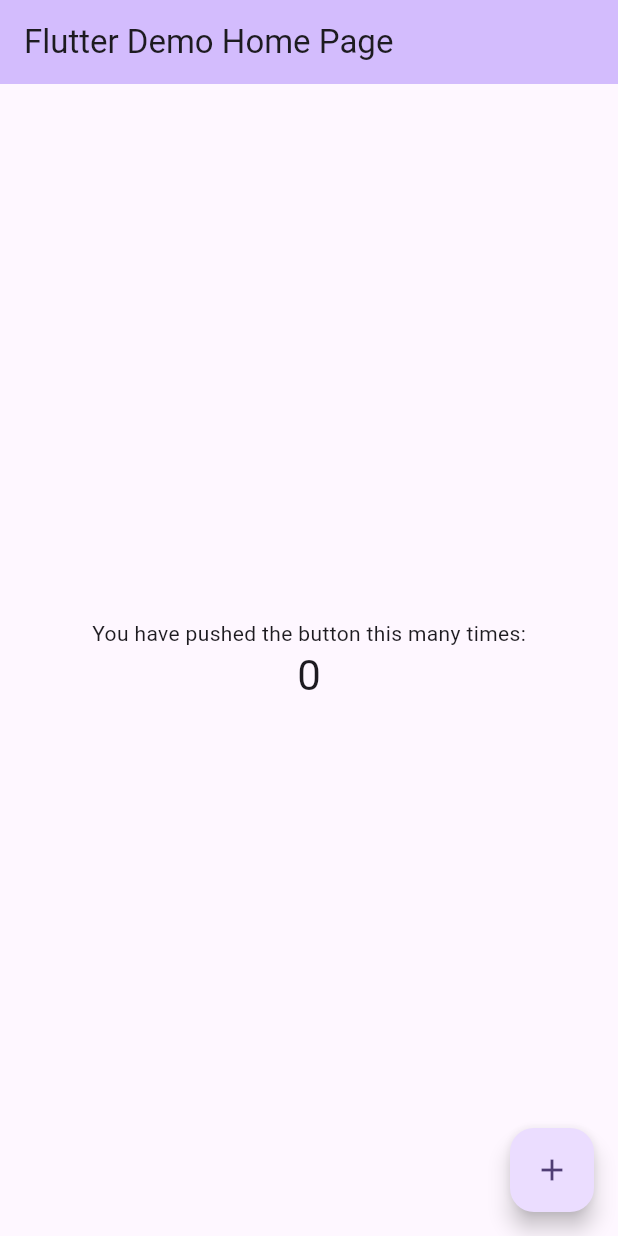
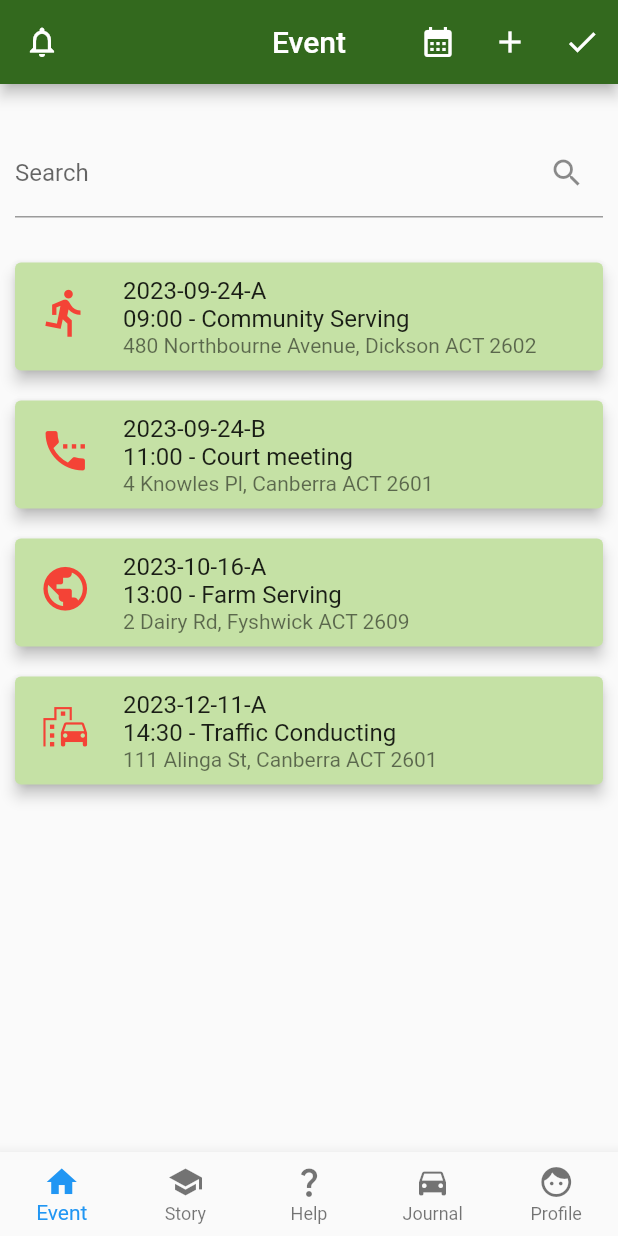
Before and after one commit to ZedChen0034/Con-nected, a Flutter app: the screen it shows after launch, on a phone screen of 412 x 824 dp. Run offline on Flutter 3.47's test engine with Material 2 defaults, Android fonts, the phone set to English and light mode, and no system bars; our stand-ins replace table_calendar.

Commit message:
2023.09.25-1 David

```diff
--- a/lib/main.dart
+++ b/lib/main.dart
@@ -1,3 +1,12 @@
+// https://www.kindacode.com/article/how-to-create-a-filter-search-listview-in-flutter/#google_vignette
+// https://api.flutter.dev/flutter/material/Icons-class.html
+// https://stackoverflow.com/questions/53254963/flutter-show-different-icons-based-on-value
+// https://www.fluttericon.com/
+// https://api.flutter.dev/flutter/material/BottomNavigationBar-class.html
+// https://stackoverflow.com/questions/57941227/how-to-add-icon-to-appbar-in-flutter
+// https://stackoverflow.com/questions/56890400/set-color-on-active-item-in-a-bottomnavigationbartype-fixed
+// https://api.flutter.dev/flutter/material/Colors-class.html
+
 import 'package:flutter/material.dart';
 import 'package:con_nected/calendar.dart';
 
@@ -6,122 +15,242 @@ void main() {
 }
 
 class MyApp extends StatelessWidget {
-  const MyApp({super.key});
+  const MyApp({Key? key}) : super(key: key);
 
-  // This widget is the root of your application.
   @override
   Widget build(BuildContext context) {
-    return MaterialApp(
-      title: 'Flutter Demo',
-      theme: ThemeData(
-        // This is the theme of your application.
-        //
-        // TRY THIS: Try running your application with "flutter run". You'll see
-        // the application has a blue toolbar. Then, without quitting the app,
-        // try changing the seedColor in the colorScheme below to Colors.green
-        // and then invoke "hot reload" (save your changes or press the "hot
-        // reload" button in a Flutter-supported IDE, or press "r" if you used
-        // the command line to start the app).
-        //
-        // Notice that the counter didn't reset back to zero; the application
-        // state is not lost during the reload. To reset the state, use hot
-        // restart instead.
-        //
-        // This works for code too, not just values: Most code changes can be
-        // tested with just a hot reload.
-        colorScheme: ColorScheme.fromSeed(seedColor: Colors.deepPurple),
-        useMaterial3: true,
+    return const MaterialApp(
+      // Remove the debug banner
+      debugShowCheckedModeBanner: false,
+      title: 'Event-0',
+      home: HomePage(),
+    );
+
+  }
+}
+
+/// Flutter code sample for [NavigationBar].
+
+class NavigationBarApp extends StatelessWidget {
+  const NavigationBarApp({super.key});
+
+  @override
+  Widget build(BuildContext context) {
+    return const MaterialApp(home: NavigationExample());
+  }
+}
+
+class NavigationExample extends StatefulWidget {
+  const NavigationExample({super.key});
+
+  @override
+  State<NavigationExample> createState() => _NavigationExampleState();
+}
+
+class _NavigationExampleState extends State<NavigationExample> {
+  int currentPageIndex = 0;
+
+  @override
+  Widget build(BuildContext context) {
+    return Scaffold(
+      bottomNavigationBar: NavigationBar(
+        onDestinationSelected: (int index) {
+          setState(() {
+            currentPageIndex = index;
+          });
+        },
+        indicatorColor: Colors.amber[800],
+        selectedIndex: currentPageIndex,
+        destinations: const <Widget>[
+          NavigationDestination(
+            selectedIcon: Icon(Icons.home),
+            icon: Icon(Icons.home_outlined),
+            label: 'Event',
+          ),
+          NavigationDestination(
+            selectedIcon: Icon(Icons.school),
+            icon: Icon(Icons.school_outlined),
+            label: 'Story',
+          ),
+          NavigationDestination(
+            selectedIcon: Icon(Icons.question_mark),
+            icon: Icon(Icons.question_mark_outlined),
+            label: 'Help',
+          ),
+          NavigationDestination(
+            selectedIcon: Icon(Icons.directions_car),
+            icon: Icon(Icons.directions_car_outlined),
+            label: 'Journal',
+          ),
+          NavigationDestination(
+            selectedIcon: Icon(Icons.face),
+            icon: Icon(Icons.face_outlined),
+            label: 'Profile',
+          ),
+        ],
       ),
-      home: const MyHomePage(title: 'Flutter Demo Home Page'),
-      //home: const Calendar(),
+      body: <Widget>[
+        Container(
+          color: Colors.red,
+          alignment: Alignment.center,
+          child: const Text('Page 1'),
+        ),
+        Container(
+          color: Colors.green,
+          alignment: Alignment.center,
+          child: const Text('Page 2'),
+        ),
+        Container(
+          color: Colors.blue,
+          alignment: Alignment.center,
+          child: const Text('Page 3'),
+        ),
+        Container(
+          color: Colors.yellow,
+          alignment: Alignment.center,
+          child: const Text('Page 4'),
+        ),
+        Container(
+          color: Colors.pink,
+          alignment: Alignment.center,
+          child: const Text('Page 5'),
+        ),
+      ][currentPageIndex],
     );
   }
 }
 
-class MyHomePage extends StatefulWidget {
-  const MyHomePage({super.key, required this.title});
 
-  // This widget is the home page of your application. It is stateful, meaning
-  // that it has a State object (defined below) that contains fields that affect
-  // how it looks.
 
-  // This class is the configuration for the state. It holds the values (in this
-  // case the title) provided by the parent (in this case the App widget) and
-  // used by the build method of the State. Fields in a Widget subclass are
-  // always marked "final".
-
-  final String title;
+class HomePage extends StatefulWidget {
+  const HomePage({Key? key}) : super(key: key);
 
   @override
-  State<MyHomePage> createState() => _MyHomePageState();
+  State<HomePage> createState() => _HomePageState();
 }
 
-class _MyHomePageState extends State<MyHomePage> {
-  int _counter = 0;
+class _HomePageState extends State<HomePage> {
+  final List<Map<String, dynamic>> _allUsers = [
+    {"id": "2023-09-24-A", "picture": Icons.directions_run, "name": "09:00 - Community Serving", "address": "480 Northbourne Avenue, Dickson ACT 2602"},
+    {"id": "2023-09-24-B", "picture": Icons.settings_phone, "name": "11:00 - Court meeting", "address": "4 Knowles Pl, Canberra ACT 2601"},
+    {"id": "2023-10-16-A", "picture": Icons.public, "name": "13:00 - Farm Serving", "address": "2 Dairy Rd, Fyshwick ACT 2609"},
+    {"id": "2023-12-11-A", "picture": Icons.emoji_transportation, "name": "14:30 - Traffic Conducting", "address": "111 Alinga St, Canberra ACT 2601"},
+  ];
 
-  void _incrementCounter() {
-    setState(() {
-      // This call to setState tells the Flutter framework that something has
-      // changed in this State, which causes it to rerun the build method below
-      // so that the display can reflect the updated values. If we changed
-      // _counter without calling setState(), then the build method would not be
-      // called again, and so nothing would appear to happen.
-      _counter++;
-    });
+  List<Map<String, dynamic>> _foundUsers = [];
+  @override
+  initState() {
+    _foundUsers = _allUsers;
+    super.initState();
   }
+
+  void _runFilter(String enteredKeyword) {
+    List<Map<String, dynamic>> results = [];
+    if (enteredKeyword.isEmpty) {results = _allUsers;}
+    else {results = _allUsers.where((user) => user["id"].toLowerCase().contains(enteredKeyword.toLowerCase())).toList()+_allUsers.where((user) => user["name"].toLowerCase().contains(enteredKeyword.toLowerCase())).toList()+_allUsers.where((user) => user["address"].toLowerCase().contains(enteredKeyword.toLowerCase())).toList();}
+
+    setState(() {_foundUsers = results;});
+
+  }
+
 
   @override
   Widget build(BuildContext context) {
-    // This method is rerun every time setState is called, for instance as done
-    // by the _incrementCounter method above.
-    //
-    // The Flutter framework has been optimized to make rerunning build methods
-    // fast, so that you can just rebuild anything that needs updating rather
-    // than having to individually change instances of widgets.
+
     return Scaffold(
       appBar: AppBar(
-        // TRY THIS: Try changing the color here to a specific color (to
-        // Colors.amber, perhaps?) and trigger a hot reload to see the AppBar
-        // change color while the other colors stay the same.
-        backgroundColor: Theme.of(context).colorScheme.inversePrimary,
-        // Here we take the value from the MyHomePage object that was created by
-        // the App.build method, and use it to set our appbar title.
-        title: Text(widget.title),
+        centerTitle: true,
+        title: const Text('Event'),
+        backgroundColor: Colors.lightGreen[900],
+        leading:
+          IconButton(
+            onPressed: () {},
+            icon: Icon(Icons.notifications_outlined),
+          ),
+        actions: [
+          IconButton(
+            onPressed: () {},
+            icon: Icon(Icons.calendar_month),
+          ),
+          IconButton(
+            onPressed: () {},
+            icon: Icon(Icons.add),
+          ),
+          IconButton(
+            onPressed: () {},
+            icon: Icon(Icons.done_outlined),
+          ),
+        ],
       ),
-      body: Center(
-        // Center is a layout widget. It takes a single child and positions it
-        // in the middle of the parent.
+      body: Padding(
+        padding: const EdgeInsets.all(10),
         child: Column(
-          // Column is also a layout widget. It takes a list of children and
-          // arranges them vertically. By default, it sizes itself to fit its
-          // children horizontally, and tries to be as tall as its parent.
-          //
-          // Column has various properties to control how it sizes itself and
-          // how it positions its children. Here we use mainAxisAlignment to
-          // center the children vertically; the main axis here is the vertical
-          // axis because Columns are vertical (the cross axis would be
-          // horizontal).
-          //
-          // TRY THIS: Invoke "debug painting" (choose the "Toggle Debug Paint"
-          // action in the IDE, or press "p" in the console), to see the
-          // wireframe for each widget.
-          mainAxisAlignment: MainAxisAlignment.center,
-          children: <Widget>[
-            const Text(
-              'You have pushed the button this many times:',
+          children: [
+            const SizedBox(
+              height: 20,
             ),
-            Text(
-              '$_counter',
-              style: Theme.of(context).textTheme.headlineMedium,
+            TextField(
+              onChanged: (value) => _runFilter(value),
+              decoration: const InputDecoration(
+                  labelText: 'Search', suffixIcon: Icon(Icons.search)),
+            ),
+            const SizedBox(
+              height: 20,
+            ),
+            Expanded(
+              child: _foundUsers.isNotEmpty
+                  ? ListView.builder(
+                itemCount: _foundUsers.length,
+                itemBuilder: (context, index) => Card(
+                  key: ValueKey(_foundUsers[index]["id"]),
+                  color: Colors.lightGreen[200],
+                  elevation: 4,
+                  margin: const EdgeInsets.symmetric(vertical: 10),
+                  child: ListTile(
+                    leading: Icon(
+                      _foundUsers[index]['picture'],
+                      color: Colors.red,
+                      size: 35,
+                    ),
+                    title: Text(_foundUsers[index]["id"]+'\n'+_foundUsers[index]['name'],),
+                    subtitle: Text(_foundUsers[index]['address']),
+                  ),
+                ),
+              )
+                  : const Text(
+                'No results found',
+                style: TextStyle(fontSize: 24),
+              ),
             ),
           ],
         ),
       ),
-      floatingActionButton: FloatingActionButton(
-        onPressed: _incrementCounter,
-        tooltip: 'Increment',
-        child: const Icon(Icons.add),
-      ), // This trailing comma makes auto-formatting nicer for build methods.
+      bottomNavigationBar: BottomNavigationBar(
+        type: BottomNavigationBarType.fixed,
+        fixedColor: Colors.blue,
+        items: const <BottomNavigationBarItem>[
+          BottomNavigationBarItem(
+            icon: Icon(Icons.home),
+            label: 'Event',
+          ),
+          BottomNavigationBarItem(
+            icon: Icon(Icons.school),
+            label: 'Story',
+          ),
+          BottomNavigationBarItem(
+            icon: Icon(Icons.question_mark),
+            label: 'Help',
+          ),
+          BottomNavigationBarItem(
+            icon: Icon(Icons.directions_car),
+            label: 'Journal',
+          ),
+          BottomNavigationBarItem(
+            icon: Icon(Icons.face),
+            label: 'Profile',
+          ),
+        ],
+      ),
     );
   }
 }
```
